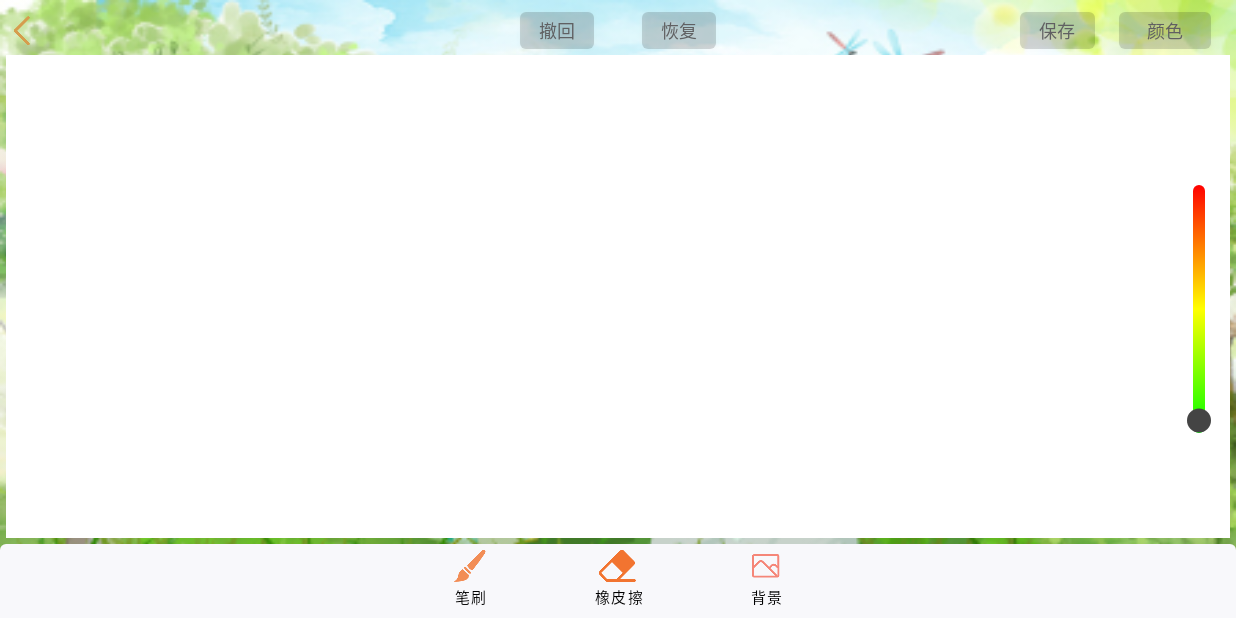
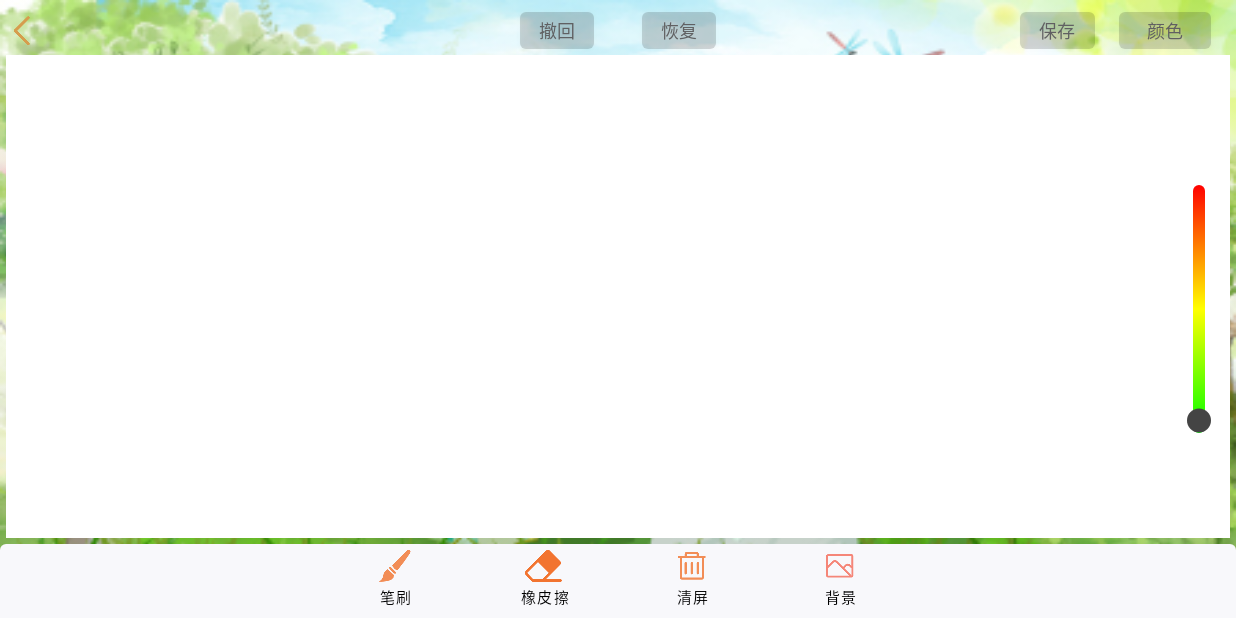
Before and after one commit to Gavin-arod/DrawingBoard, an Android app: the CornerPathActivity screen opened directly, with no data from a screen before it, on a phone screen of 824 x 412 dp (held sideways). Run offline under Robolectric (Android 15) with nearby library versions, the phone set to English and light mode, and no system bars; our stand-ins replace EventBus.

Commit message:
增加清屏功能

```diff
--- a/app/src/main/java/com/board/draw/ui/activity/CornerPathActivity.java
+++ b/app/src/main/java/com/board/draw/ui/activity/CornerPathActivity.java
@@ -60,6 +60,8 @@ public class CornerPathActivity extends BaseActivity implements View.OnClickList
         findViewById(R.id.btn_show_back_image).setOnClickListener(this);
         //橡皮擦
         findViewById(R.id.btn_eraser).setOnClickListener(this);
+        //清屏
+        findViewById(R.id.btn_clear_screen).setOnClickListener(this);
         //保存
         findViewById(R.id.btn_save).setOnClickListener(this);
         //改变笔刷颜色
@@ -146,6 +148,9 @@ public class CornerPathActivity extends BaseActivity implements View.OnClickList
         } else if (viewId == R.id.btn_eraser) {
             //eraser
             cornerPathEffectView.setCurPaintMode(PaintMode.ERASER);
+        } else if (viewId == R.id.btn_clear_screen) {
+            //clear screen
+            cornerPathEffectView.clearScreen();
         }
     }
 
--- a/app/src/main/java/com/board/draw/ui/view/DrawingView.java
+++ b/app/src/main/java/com/board/draw/ui/view/DrawingView.java
@@ -251,6 +251,14 @@ public class DrawingView extends View {
         postInvalidate();
     }
 
+    /**
+     * 清屏操作
+     */
+    public void clearScreen() {
+        paths.clear();
+        invalidate();
+    }
+
     @Override
     public boolean onTouchEvent(MotionEvent event) {
         switch (event.getAction()) {
@@ -265,6 +273,7 @@ public class DrawingView extends View {
 
                 paths.add(new DrawPath(mPath, getPaintColor(), curPaintMode, false, getBrushSize()));
                 paints.add(mPaint);
+                mPath.reset();
 
                 mPath.moveTo(event.getX(), event.getY());
                 mx = event.getX();
--- a/app/src/main/res/layout/activity_path.xml
+++ b/app/src/main/res/layout/activity_path.xml
@@ -195,8 +195,23 @@
         android:textSize="10sp"
         app:layout_constraintBottom_toBottomOf="parent"
         app:layout_constraintDimensionRatio="w,2:1"
-        app:layout_constraintEnd_toEndOf="parent"
-        app:layout_constraintStart_toStartOf="parent"
+        app:layout_constraintEnd_toStartOf="@+id/guide_line_vertical_50"
+        app:layout_constraintTop_toBottomOf="@+id/guide_line_horizontal_88" />
+
+    <androidx.appcompat.widget.AppCompatButton
+        android:id="@+id/btn_clear_screen"
+        style="@style/Widget.MaterialComponents.Button.OutlinedButton"
+        android:layout_width="0dp"
+        android:layout_height="0dp"
+        android:drawableTop="@mipmap/ic_clear_screen"
+        android:gravity="center"
+        android:text="@string/clear_screen"
+        android:textAlignment="center"
+        android:textColor="@color/black"
+        android:textSize="10sp"
+        app:layout_constraintBottom_toBottomOf="parent"
+        app:layout_constraintDimensionRatio="w,2:1"
+        app:layout_constraintStart_toEndOf="@+id/guide_line_vertical_50"
         app:layout_constraintTop_toBottomOf="@+id/guide_line_horizontal_88" />
 
     <androidx.appcompat.widget.AppCompatButton
@@ -212,7 +227,7 @@
         android:textSize="10sp"
         app:layout_constraintBottom_toBottomOf="parent"
         app:layout_constraintDimensionRatio="w,2:1"
-        app:layout_constraintStart_toEndOf="@+id/btn_eraser"
+        app:layout_constraintStart_toEndOf="@+id/btn_clear_screen"
         app:layout_constraintTop_toBottomOf="@+id/guide_line_horizontal_88" />
 
 </androidx.constraintlayout.widget.ConstraintLayout>
--- a/app/src/main/res/values/strings.xml
+++ b/app/src/main/res/values/strings.xml
@@ -9,6 +9,7 @@
     <string name="Drawing">画图</string>
     <string name="brush">笔刷</string>
     <string name="eraser">橡皮擦</string>
+    <string name="clear_screen">清屏</string>
     <string name="revoke">撤回</string>
     <string name="restore">恢复</string>
     <string name="select_background_image">背景</string>
```
Also changed, not shown: app/src/main/res/mipmap-xxhdpi/ic_clear_screen.png (added).
